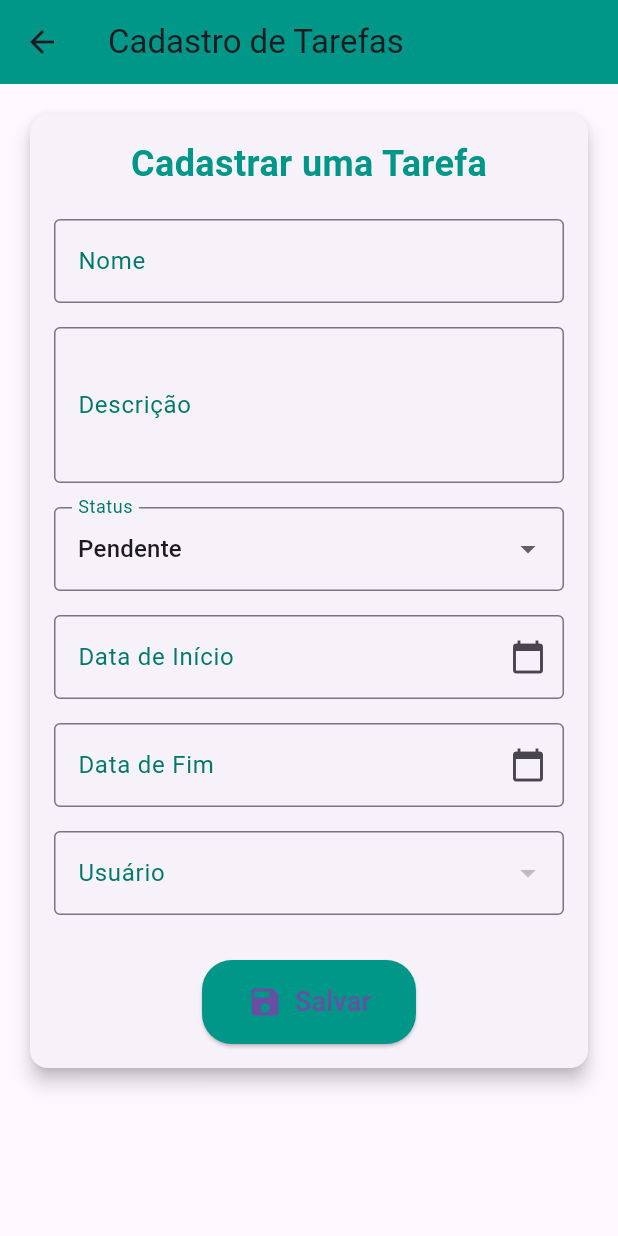
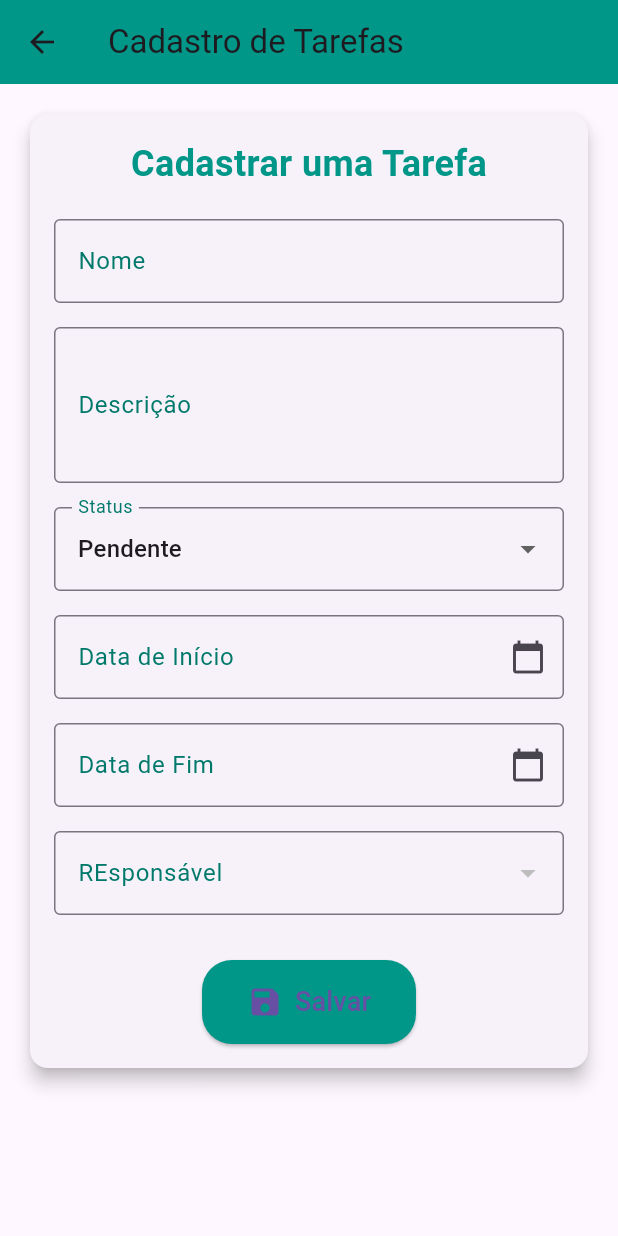
Before and after one commit to wisnermarques/apptarefas-api-supabase-master, a Flutter app: the CadastroTarefa screen opened directly, on a phone screen of 412 x 824 dp. Run offline on Flutter 3.47's test engine with Material 3 defaults, Android fonts, the phone set to English and light mode, and no system bars; our stand-ins replace supabase_flutter; accounts and stored records are empty.

```diff
--- a/lib/presentation/pages/cadastro_page.dart
+++ b/lib/presentation/pages/cadastro_page.dart
@@ -249,7 +249,7 @@ class _CadastroTarefaState extends State<CadastroTarefa> {
                       DropdownButtonFormField<Pessoa>(
                         value: _pessoaSelecionada,
                         decoration: InputDecoration(
-                          labelText: 'Usuário',
+                          labelText: 'REsponsável',
                           labelStyle: TextStyle(color: Colors.teal.shade700),
                           border: const OutlineInputBorder(),
                         ),
```
